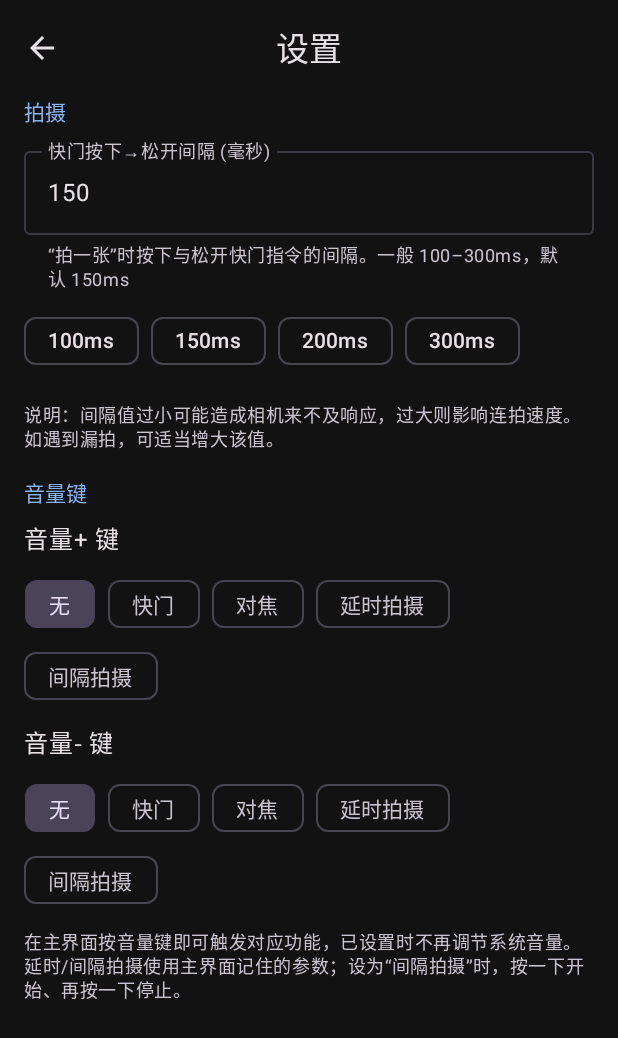
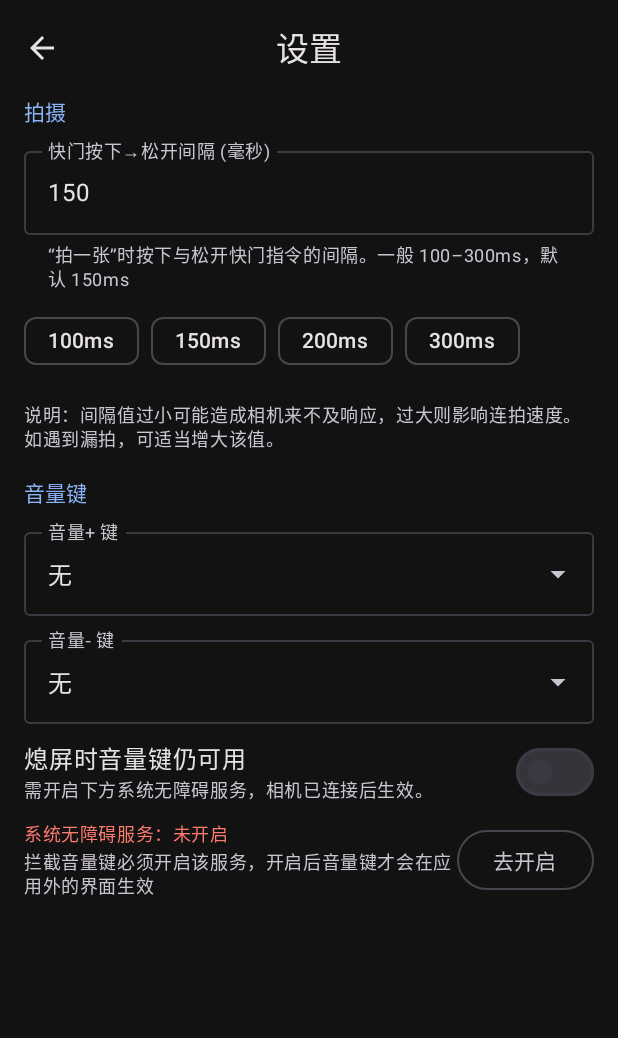
Before and after one commit to luyuhuang/cannon-remote, an Android app built with Jetpack Compose: the SettingsActivity screen opened directly, with no data from a screen before it, on a phone screen of 412 x 824 dp. Shown: the top 1038 px of the screen. Run offline under Robolectric (Android 15) with nearby library versions, the phone set to English and light mode, and no system bars.

Commit message:
screen-off volume keys via accessibility service

```diff
--- a/app/src/main/java/com/cannonremote/app/MainActivity.kt
+++ b/app/src/main/java/com/cannonremote/app/MainActivity.kt
@@ -121,10 +121,10 @@ class MainActivity : ComponentActivity() {
     private val prefs get() = (application as CanonRemoteApp).prefs
     private val shooting get() = (application as CanonRemoteApp).shooting
 
-    /** 该按键映射的功能；未映射音量键时返回 null（走系统默认行为） */
+    /** 该按键映射的功能；未映射或设为“无”时返回 null（走系统默认行为，可正常调节音量） */
     private fun mappedVolumeAction(keyCode: Int): VolumeKeyAction? = when (keyCode) {
-        KeyEvent.KEYCODE_VOLUME_UP -> prefs.volumeUpAction
-        KeyEvent.KEYCODE_VOLUME_DOWN -> prefs.volumeDownAction
+        KeyEvent.KEYCODE_VOLUME_UP -> prefs.volumeUpAction.takeIf { it != VolumeKeyAction.NONE }
+        KeyEvent.KEYCODE_VOLUME_DOWN -> prefs.volumeDownAction.takeIf { it != VolumeKeyAction.NONE }
         else -> null
     }
 
--- a/app/src/main/java/com/cannonremote/app/SettingsActivity.kt
+++ b/app/src/main/java/com/cannonremote/app/SettingsActivity.kt
@@ -1,14 +1,14 @@
 package com.cannonremote.app
 
+import android.content.Intent
 import android.os.Bundle
+import android.provider.Settings.ACTION_ACCESSIBILITY_SETTINGS
 import androidx.activity.ComponentActivity
 import androidx.activity.SystemBarStyle
 import androidx.activity.compose.setContent
 import androidx.activity.enableEdgeToEdge
 import androidx.compose.foundation.layout.Arrangement
 import androidx.compose.foundation.layout.Column
-import androidx.compose.foundation.layout.ExperimentalLayoutApi
-import androidx.compose.foundation.layout.FlowRow
 import androidx.compose.foundation.layout.Row
 import androidx.compose.foundation.layout.fillMaxSize
 import androidx.compose.foundation.layout.fillMaxWidth
@@ -21,30 +21,43 @@ import androidx.compose.material.icons.Icons
 import androidx.compose.material.icons.automirrored.filled.ArrowBack
 import androidx.compose.material3.AssistChip
 import androidx.compose.material3.CenterAlignedTopAppBar
+import androidx.compose.material3.DropdownMenuItem
 import androidx.compose.material3.ExperimentalMaterial3Api
-import androidx.compose.material3.FilterChip
+import androidx.compose.material3.ExposedDropdownMenuBox
+import androidx.compose.material3.ExposedDropdownMenuDefaults
+import androidx.compose.material3.MenuAnchorType
 import androidx.compose.material3.Icon
 import androidx.compose.material3.IconButton
 import androidx.compose.material3.MaterialTheme
+import androidx.compose.material3.OutlinedButton
 import androidx.compose.material3.OutlinedTextField
 import androidx.compose.material3.Scaffold
+import androidx.compose.material3.Switch
 import androidx.compose.material3.Text
 import androidx.compose.material3.TopAppBarDefaults
 import androidx.compose.runtime.Composable
+import androidx.compose.runtime.DisposableEffect
 import androidx.compose.runtime.getValue
 import androidx.compose.runtime.mutableIntStateOf
 import androidx.compose.runtime.mutableStateOf
 import androidx.compose.runtime.remember
 import androidx.compose.runtime.setValue
+import androidx.compose.ui.Alignment
 import androidx.compose.ui.Modifier
 import androidx.compose.ui.graphics.Color
+import androidx.compose.ui.platform.LocalContext
+import androidx.compose.ui.platform.LocalLifecycleOwner
 import androidx.compose.ui.text.input.KeyboardType
 import androidx.compose.ui.unit.dp
+import androidx.lifecycle.Lifecycle
+import androidx.lifecycle.LifecycleEventObserver
 import com.cannonremote.app.data.AppPrefs
 import com.cannonremote.app.data.VolumeKeyAction
+import com.cannonremote.app.mediakey.VolumeKeyAccessibilityService
 import com.cannonremote.app.ui.theme.CanonRemoteTheme
 
 class SettingsActivity : ComponentActivity() {
+
     override fun onCreate(savedInstanceState: Bundle?) {
         super.onCreate(savedInstanceState)
         // 应用固定深色主题：强制状态栏/导航栏图标为浅色（白色）
@@ -65,7 +78,10 @@ class SettingsActivity : ComponentActivity() {
 
 @OptIn(ExperimentalMaterial3Api::class)
 @Composable
-private fun SettingsScreen(app: CanonRemoteApp, onBack: () -> Unit) {
+private fun SettingsScreen(
+    app: CanonRemoteApp,
+    onBack: () -> Unit,
+) {
     var holdMsText by remember { mutableStateOf(app.prefs.shutterHoldMs.toString()) }
     var savedTick by remember { mutableIntStateOf(0) }
 
@@ -173,13 +189,69 @@ private fun SettingsScreen(app: CanonRemoteApp, onBack: () -> Unit) {
                     },
                 )
 
-                Text(
-                    "在主界面按音量键即可触发对应功能，已设置时不再调节系统音量。" +
-                        "延时/间隔拍摄使用主界面记住的参数；设为“间隔拍摄”时，" +
-                        "按一下开始、再按一下停止。",
-                    style = MaterialTheme.typography.bodySmall,
-                    color = MaterialTheme.colorScheme.onSurfaceVariant,
-                )
+                // —— 熄屏音量键开关 ——
+                var screenOffKeys by remember { mutableStateOf(app.prefs.screenOffVolumeKeys) }
+                Row(verticalAlignment = Alignment.CenterVertically) {
+                    Column(modifier = Modifier.weight(1f)) {
+                        Text("熄屏时音量键仍可用", style = MaterialTheme.typography.bodyLarge)
+                        Text(
+                            "需开启下方系统无障碍服务，相机已连接后生效。",
+                            style = MaterialTheme.typography.bodySmall,
+                            color = MaterialTheme.colorScheme.onSurfaceVariant,
+                        )
+                    }
+                    Switch(
+                        checked = screenOffKeys,
+                        onCheckedChange = { checked ->
+                            screenOffKeys = checked
+                            app.prefs.screenOffVolumeKeys = checked
+                            savedTick++
+                        },
+                    )
+                }
+
+                // —— 无障碍按键服务状态（音量键拦截的必经之路） ——
+                val context = LocalContext.current
+                val a11yEnabled = remember { mutableStateOf(false) }
+                val lifecycleOwner = LocalLifecycleOwner.current
+                DisposableEffect(lifecycleOwner) {
+                    val observer = LifecycleEventObserver { _, event ->
+                        if (event == Lifecycle.Event.ON_RESUME) {
+                            a11yEnabled.value =
+                                VolumeKeyAccessibilityService.isEnabled(context)
+                        }
+                    }
+                    lifecycleOwner.lifecycle.addObserver(observer)
+                    onDispose { lifecycleOwner.lifecycle.removeObserver(observer) }
+                }
+                Row(verticalAlignment = Alignment.CenterVertically) {
+                    Column(modifier = Modifier.weight(1f)) {
+                        Text(
+                            if (a11yEnabled.value) "系统无障碍服务：已开启 ✓"
+                            else "系统无障碍服务：未开启",
+                            style = MaterialTheme.typography.bodySmall,
+                            color = if (a11yEnabled.value) Color(0xFF4ADE80)
+                            else MaterialTheme.colorScheme.error,
+                        )
+                        if (!a11yEnabled.value) {
+                            Text(
+                                "拦截音量键必须开启该服务，" +
+                                    "开启后音量键才会在应用外的界面生效",
+                                style = MaterialTheme.typography.bodySmall,
+                                color = MaterialTheme.colorScheme.onSurfaceVariant,
+                            )
+                        }
+                    }
+                    if (!a11yEnabled.value) {
+                        OutlinedButton(onClick = {
+                            runCatching {
+                                context.startActivity(Intent(ACTION_ACCESSIBILITY_SETTINGS))
+                            }
+                        }) {
+                            Text("去开启")
+                        }
+                    }
+                }
             }
 
             val showSaved = remember { mutableStateOf(false) }
@@ -201,21 +273,39 @@ private fun SettingsScreen(app: CanonRemoteApp, onBack: () -> Unit) {
     }
 }
 
-@OptIn(ExperimentalLayoutApi::class)
+@OptIn(ExperimentalMaterial3Api::class)
 @Composable
 private fun VolumeKeySettingRow(
     label: String,
     selected: VolumeKeyAction,
     onSelect: (VolumeKeyAction) -> Unit,
 ) {
-    Column(verticalArrangement = Arrangement.spacedBy(8.dp)) {
-        Text(label, style = MaterialTheme.typography.bodyLarge)
-        FlowRow(horizontalArrangement = Arrangement.spacedBy(8.dp)) {
+    var expanded by remember { mutableStateOf(false) }
+    ExposedDropdownMenuBox(
+        expanded = expanded,
+        onExpandedChange = { expanded = it },
+    ) {
+        OutlinedTextField(
+            value = selected.label,
+            onValueChange = {},
+            readOnly = true,
+            label = { Text(label) },
+            trailingIcon = { ExposedDropdownMenuDefaults.TrailingIcon(expanded = expanded) },
+            modifier = Modifier
+                .menuAnchor(MenuAnchorType.PrimaryNotEditable)
+                .fillMaxWidth(),
+        )
+        ExposedDropdownMenu(
+            expanded = expanded,
+            onDismissRequest = { expanded = false },
+        ) {
             VolumeKeyAction.entries.forEach { action ->
-                FilterChip(
-                    selected = selected == action,
-                    onClick = { onSelect(action) },
-                    label = { Text(action.label) },
+                DropdownMenuItem(
+                    text = { Text(action.label) },
+                    onClick = {
+                        onSelect(action)
+                        expanded = false
+                    },
                 )
             }
         }
--- a/app/src/main/java/com/cannonremote/app/data/AppPrefs.kt
+++ b/app/src/main/java/com/cannonremote/app/data/AppPrefs.kt
@@ -89,6 +89,16 @@ class AppPrefs(context: Context) {
             sp.edit().putString(KEY_VOLUME_DOWN_ACTION, value.name).apply()
         }
 
+    /**
+     * 熄屏/应用在后台时音量键仍可用。
+     * 由无障碍按键过滤服务（VolumeKeyAccessibilityService）在运行时读取生效。
+     */
+    var screenOffVolumeKeys: Boolean
+        get() = sp.getBoolean(KEY_SCREEN_OFF_VOLUME_KEYS, false)
+        set(value) {
+            sp.edit().putBoolean(KEY_SCREEN_OFF_VOLUME_KEYS, value).apply()
+        }
+
     private fun volumeAction(key: String): VolumeKeyAction =
         sp.getString(key, null)?.let { name ->
             runCatching { VolumeKeyAction.valueOf(name) }.getOrNull()
@@ -116,5 +126,6 @@ class AppPrefs(context: Context) {
         private const val KEY_INTERVAL_SHOTS = "interval_shots"
         private const val KEY_VOLUME_UP_ACTION = "volume_up_action"
         private const val KEY_VOLUME_DOWN_ACTION = "volume_down_action"
+        private const val KEY_SCREEN_OFF_VOLUME_KEYS = "screen_off_volume_keys"
     }
 }
--- a/app/src/main/res/values/strings.xml
+++ b/app/src/main/res/values/strings.xml
@@ -1,4 +1,6 @@
 <?xml version="1.0" encoding="utf-8"?>
 <resources>
     <string name="app_name">佳能遥控</string>
+    <string name="volume_key_a11y_service_label">佳能遥控 · 音量键遥控</string>
+    <string name="volume_key_a11y_description">开启后，在“熄屏音量键仍可用”开启且相机已连接时，本服务会拦截音量键并转发为快门/对焦/延时/间隔拍摄等遥控功能；功能关闭时音量键保持原样。</string>
 </resources>
```
Also changed, not shown: app/src/main/AndroidManifest.xml (+14 -0 lines), app/src/main/java/com/cannonremote/app/mediakey/VolumeKeyAccessibilityService.kt (added, +121 -0 lines), app/src/main/res/xml/volume_key_accessibility_service.xml (added, +9 -0 lines).
